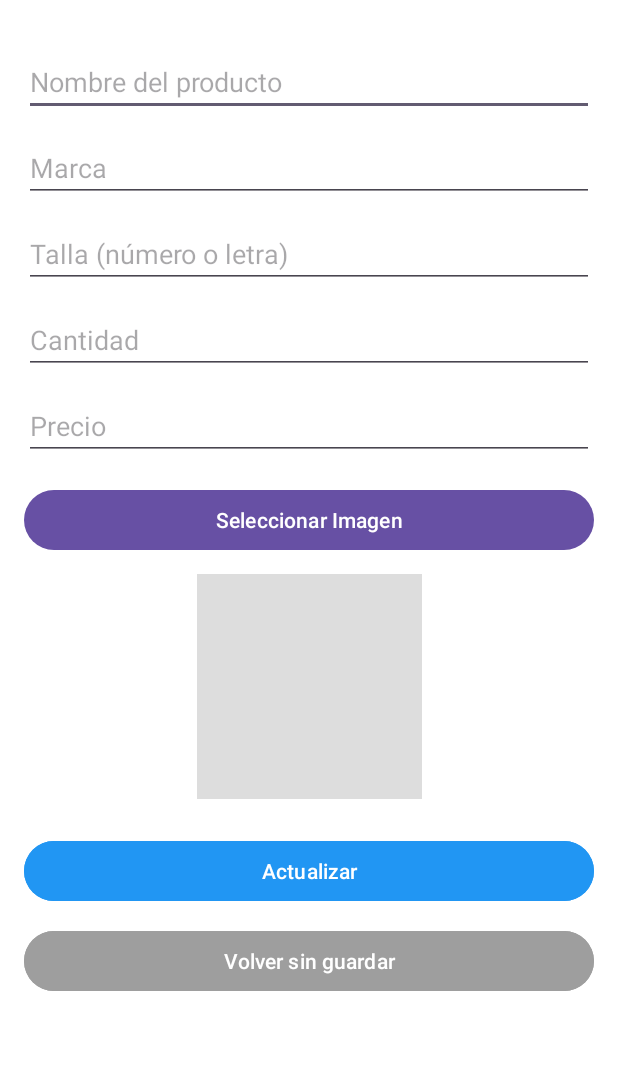
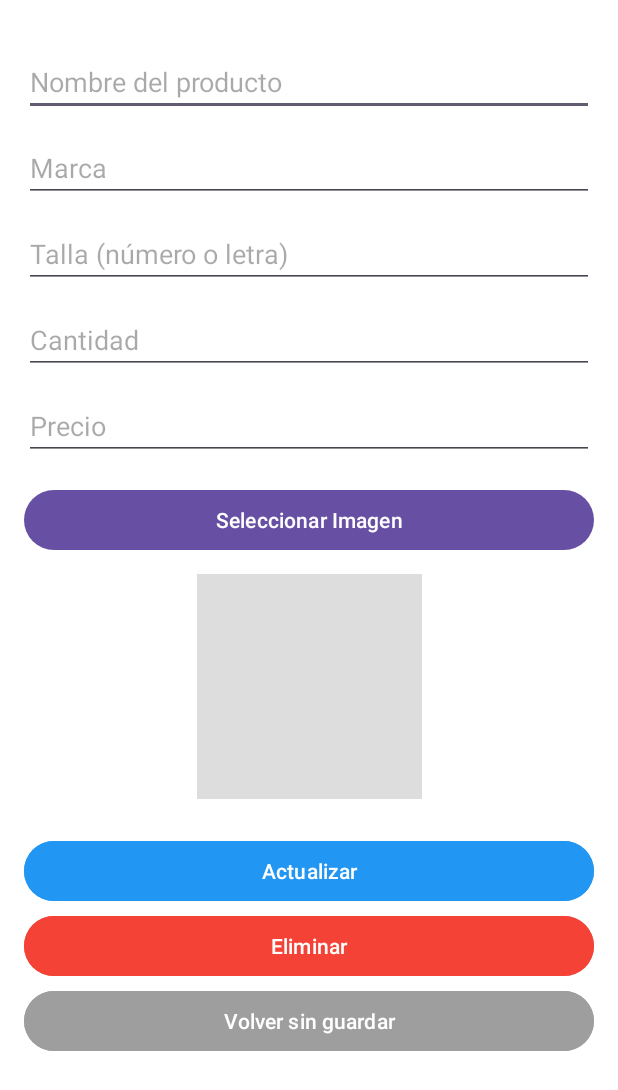
Before and after one commit to Nander75/ProyectoFinCurso, an Android app: the Editar screen opened directly, with no data from a screen before it, on a phone screen of 412 x 824 dp. Shown: the top 1090 px of the screen. Run offline under Robolectric (Android 15) with nearby library versions, the phone set to English and light mode, and no system bars; our stand-ins replace Firebase (no records; nobody signed in at launch, a user with empty details on screens opened directly).

Commit message:
Commit 3: Mejora al QR y Capacidad de eliminar productos

```diff
--- a/app/src/main/AndroidManifest.xml
+++ b/app/src/main/AndroidManifest.xml
@@ -29,6 +29,10 @@
         <activity android:name=".Menu" />
         <activity android:name=".Ver" />
         <activity android:name=".Editar" />
+        <activity
+            android:name=".CaptureActivityPortrait"
+            android:screenOrientation="portrait"
+            android:theme="@style/Theme.AppCompat.Light.NoActionBar"/>
 
     </application>
 
--- a/app/src/main/java/com/example/proyectofinaluem/Editar.java
+++ b/app/src/main/java/com/example/proyectofinaluem/Editar.java
@@ -17,7 +17,7 @@ public class Editar extends AppCompatActivity {
 
     private EditText etNombre, etMarca, etTalla, etCantidad, etPrecio;
     private ImageView ivImagenSeleccionada;
-    private Button btnActualizar, btnSalir;
+    private Button btnActualizar, btnEliminar, btnSalir;
 
     private DatabaseReference productosRef;
     private Producto productoActual;
@@ -37,6 +37,7 @@ public class Editar extends AppCompatActivity {
         etPrecio = findViewById(R.id.etPrecio);
         ivImagenSeleccionada = findViewById(R.id.ivImagenSeleccionada);
         btnActualizar = findViewById(R.id.btnActualizar);
+        btnEliminar = findViewById(R.id.btnEliminar);
         btnSalir = findViewById(R.id.btnSalir);
 
         // Obtener producto desde intent
@@ -49,7 +50,10 @@ public class Editar extends AppCompatActivity {
         // Botón actualizar
         btnActualizar.setOnClickListener(v -> actualizarProducto());
 
-        // Botón volver sin guardar
+        // Botón eliminar
+        btnEliminar.setOnClickListener(v -> eliminarProducto());
+
+        // Botón salir
         btnSalir.setOnClickListener(v -> finish());
     }
 
@@ -59,7 +63,7 @@ public class Editar extends AppCompatActivity {
         etTalla.setText(producto.getTalla());
         etCantidad.setText(String.valueOf(producto.getCantidad()));
         etPrecio.setText(String.valueOf(producto.getPrecio()));
-        // Si tienes una imagen real, aquí podrías cargarla usando Glide o Picasso
+        // Aquí podrías cargar la imagen si estuviera disponible
     }
 
     private void actualizarProducto() {
@@ -92,14 +96,21 @@ public class Editar extends AppCompatActivity {
         productoActual.setCantidad(cantidad);
         productoActual.setPrecio(precio);
 
-        // Subir cambios a Firebase
+        // Subir a Firebase
         productosRef.child(productoActual.getId()).setValue(productoActual)
                 .addOnSuccessListener(aVoid -> {
                     Toast.makeText(this, "Producto actualizado", Toast.LENGTH_SHORT).show();
-                    finish(); // Vuelve al listado
+                    finish();
                 })
-                .addOnFailureListener(e ->
-                        Toast.makeText(this, "Error al actualizar: " + e.getMessage(), Toast.LENGTH_SHORT).show()
-                );
+                .addOnFailureListener(e -> Toast.makeText(this, "Error al actualizar: " + e.getMessage(), Toast.LENGTH_SHORT).show());
+    }
+
+    private void eliminarProducto() {
+        productosRef.child(productoActual.getId()).removeValue()
+                .addOnSuccessListener(aVoid -> {
+                    Toast.makeText(this, "Producto eliminado", Toast.LENGTH_SHORT).show();
+                    finish(); // Volver al listado
+                })
+                .addOnFailureListener(e -> Toast.makeText(this, "Error al eliminar: " + e.getMessage(), Toast.LENGTH_SHORT).show());
     }
 }
--- a/app/src/main/java/com/example/proyectofinaluem/ProductoAdapter.java
+++ b/app/src/main/java/com/example/proyectofinaluem/ProductoAdapter.java
@@ -34,7 +34,7 @@ public class ProductoAdapter extends RecyclerView.Adapter<ProductoAdapter.Produc
         Producto producto = listaProductos.get(position);
         holder.tvNombre.setText(producto.getNombre());
         holder.tvCantidad.setText("Cantidad: " + producto.getCantidad());
-        holder.tvPrecio.setText("Precio: €" + producto.getPrecio());
+        holder.tvPrecio.setText("Precio: " + producto.getPrecio() + "€");
 
         // Abrir la actividad Editar con los datos del producto
         holder.itemView.setOnClickListener(v -> {
--- a/app/src/main/java/com/example/proyectofinaluem/Ver.java
+++ b/app/src/main/java/com/example/proyectofinaluem/Ver.java
@@ -63,6 +63,7 @@ public class Ver extends AppCompatActivity {
             integrator.setCameraId(0);
             integrator.setBeepEnabled(true);
             integrator.setBarcodeImageEnabled(true);
+            integrator.setCaptureActivity(CaptureActivityPortrait.class);
             integrator.initiateScan();
         });
 
--- a/app/src/main/res/layout/activity_editar.xml
+++ b/app/src/main/res/layout/activity_editar.xml
@@ -98,6 +98,18 @@
             android:layout_marginTop="24dp" />
 
         <Button
+            android:id="@+id/btnEliminar"
+            android:layout_width="0dp"
+            android:layout_height="wrap_content"
+            android:text="Eliminar"
+            android:backgroundTint="#F44336"
+            android:textColor="#FFFFFF"
+            app:layout_constraintTop_toBottomOf="@id/btnActualizar"
+            app:layout_constraintStart_toStartOf="parent"
+            app:layout_constraintEnd_toEndOf="parent"
+            android:layout_marginTop="2dp" />
+
+        <Button
             android:id="@+id/btnSalir"
             android:layout_width="0dp"
             android:layout_height="wrap_content"
@@ -106,7 +118,7 @@
             app:layout_constraintTop_toBottomOf="@id/btnActualizar"
             app:layout_constraintStart_toStartOf="parent"
             app:layout_constraintEnd_toEndOf="parent"
-            android:layout_marginTop="12dp"
+            android:layout_marginTop="52dp"
             android:layout_marginBottom="24dp" />
 
     </androidx.constraintlayout.widget.ConstraintLayout>
```
Also changed, not shown: app/src/main/java/com/example/proyectofinaluem/CaptureActivityPortrait.java (added, +7 -0 lines).
